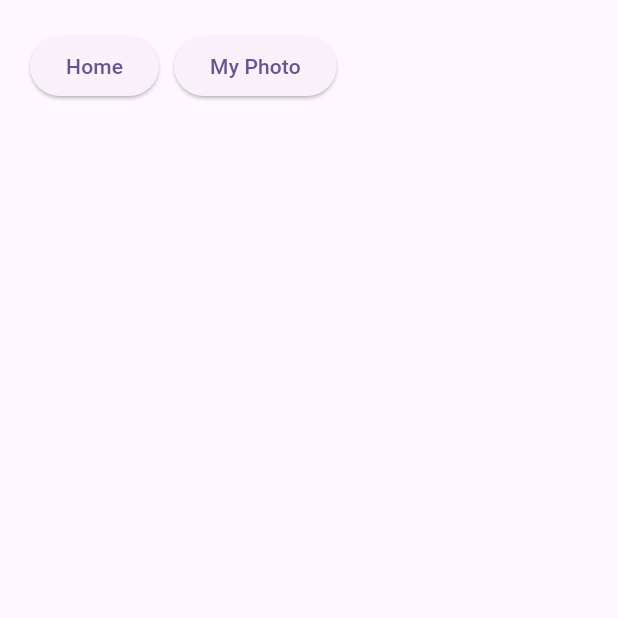
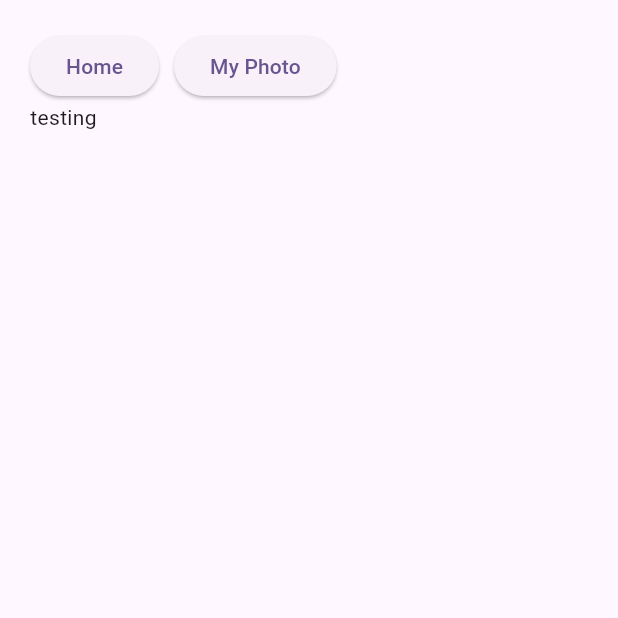
Before and after one commit to hjk1996/aws-app-flutter-web-front, a Flutter app: the screen it shows after launch, on a phone screen of 412 x 824 dp, the top half of it. Run offline on Flutter 3.47's test engine with Material 3 defaults, Android fonts, the phone set to English and light mode, and no system bars; our stand-ins replace freezed_annotation; missing offline and left inert: amplify_auth_cognito, amplify_flutter.

Commit message:
add text

```diff
--- a/lib/screen/home/home_scree.dart
+++ b/lib/screen/home/home_scree.dart
@@ -38,7 +38,9 @@ class _HomeScreenState extends State<HomeScreen> {
             ),
             Expanded(
               child: ListView(
-                children: [],
+                children: [
+                  Text("testing")
+                ],
               ),
             )
           ],
```
